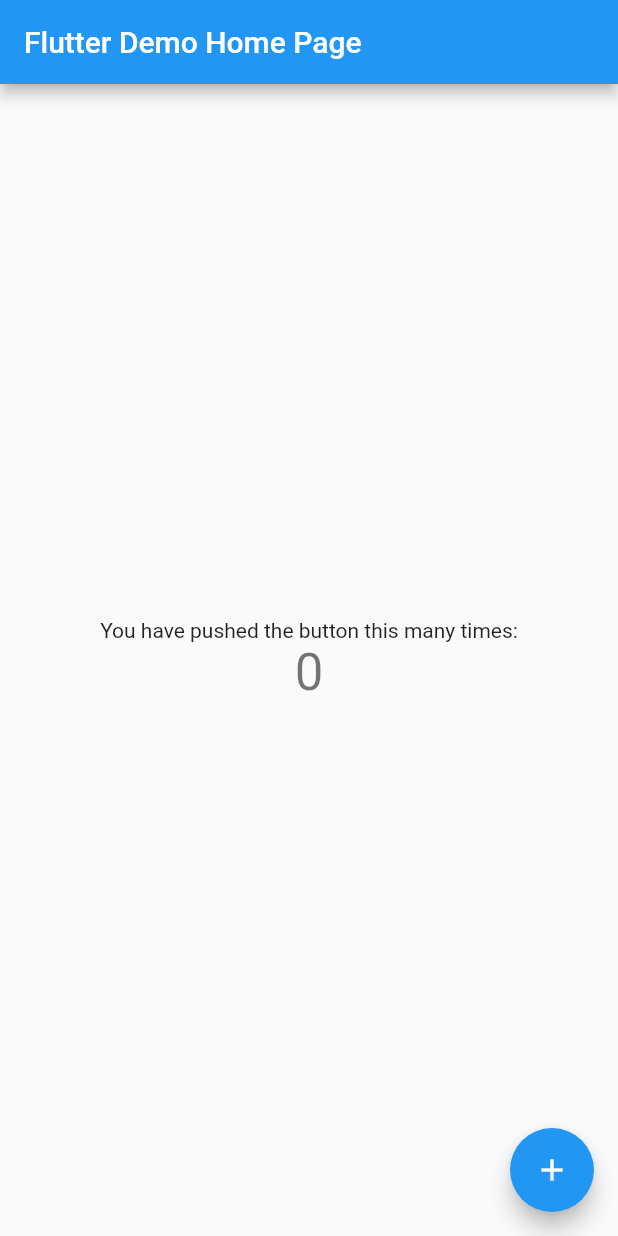
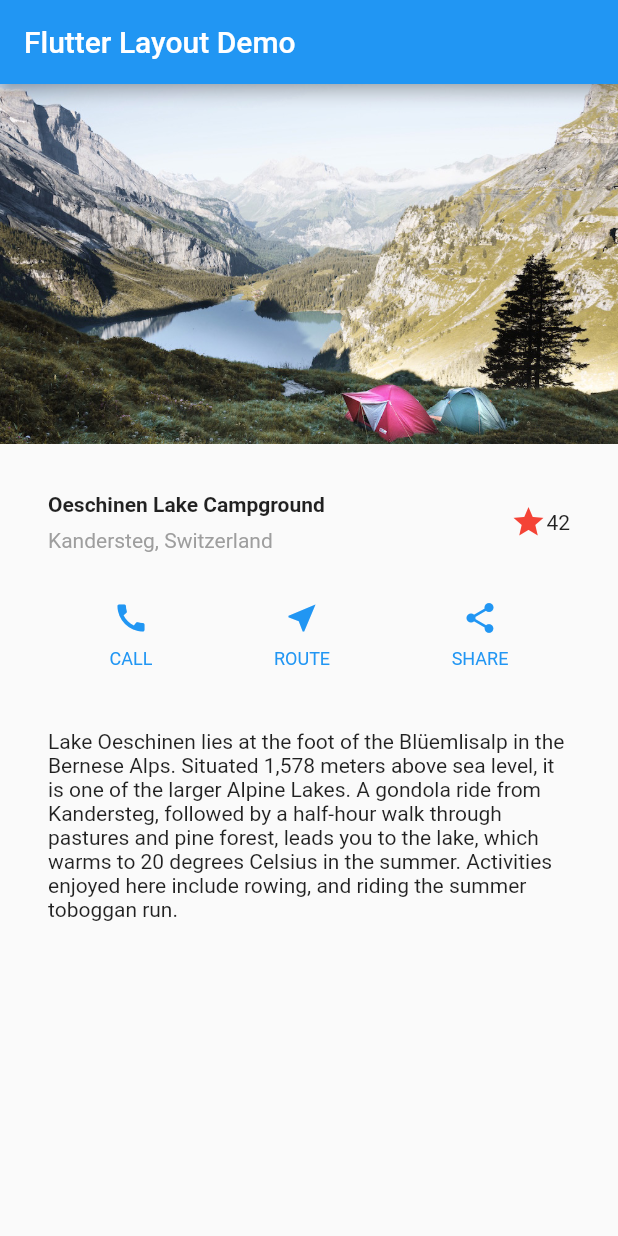
Before and after one commit to fractalwrench/fluttercampinglayout, a Flutter app: the screen it shows after launch, on a phone screen of 412 x 824 dp. Run offline on Flutter 3.47's test engine with Material 2 defaults, Android fonts, the phone set to English and light mode, and no system bars.

Commit message:
finish camping layout tutorial

```diff
--- a/lib/main.dart
+++ b/lib/main.dart
@@ -3,38 +3,20 @@ import 'package:flutter/material.dart';
 void main() => runApp(new MyApp());
 
 class MyApp extends StatelessWidget {
-  // This widget is the root of your application.
   @override
   Widget build(BuildContext context) {
     return new MaterialApp(
-      title: 'Flutter Demo',
+      title: 'Layout Demo',
       theme: new ThemeData(
-        // This is the theme of your application.
-        //
-        // Try running your application with "flutter run". You'll see the
-        // application has a blue toolbar. Then, without quitting the app, try
-        // changing the primarySwatch below to Colors.green and then invoke
-        // "hot reload" (press "r" in the console where you ran "flutter run",
-        // or press Run > Flutter Hot Reload in IntelliJ). Notice that the
-        // counter didn't reset back to zero; the application is not restarted.
         primarySwatch: Colors.blue,
       ),
-      home: new MyHomePage(title: 'Flutter Demo Home Page'),
+      home: new MyHomePage(title: 'Flutter Layout Demo'),
     );
   }
 }
 
 class MyHomePage extends StatefulWidget {
   MyHomePage({Key key, this.title}) : super(key: key);
-
-  // This widget is the home page of your application. It is stateful, meaning
-  // that it has a State object (defined below) that contains fields that affect
-  // how it looks.
-
-  // This class is the configuration for the state. It holds the values (in this
-  // case the title) provided by the parent (in this case the App widget) and
-  // used by the build method of the State. Fields in a Widget subclass are
-  // always marked "final".
 
   final String title;
 
@@ -43,67 +25,92 @@ class MyHomePage extends StatefulWidget {
 }
 
 class _MyHomePageState extends State<MyHomePage> {
-  int _counter = 0;
-
-  void _incrementCounter() {
-    setState(() {
-      // This call to setState tells the Flutter framework that something has
-      // changed in this State, which causes it to rerun the build method below
-      // so that the display can reflect the updated values. If we changed
-      // _counter without calling setState(), then the build method would not be
-      // called again, and so nothing would appear to happen.
-      _counter++;
-    });
-  }
-
   @override
   Widget build(BuildContext context) {
-    // This method is rerun every time setState is called, for instance as done
-    // by the _incrementCounter method above.
-    //
-    // The Flutter framework has been optimized to make rerunning build methods
-    // fast, so that you can just rebuild anything that needs updating rather
-    // than having to individually change instances of widgets.
+    Column buildColumn(IconData icon, String label) {
+      Color color = Theme.of(context).primaryColor;
+
+      return Column(
+        mainAxisSize: MainAxisSize.min,
+        mainAxisAlignment: MainAxisAlignment.center,
+        children: [
+          Icon(icon, color: color),
+          Container(
+            margin: EdgeInsets.all(8.0),
+            child: Text(
+              label,
+              style: TextStyle(
+                  color: color, fontSize: 12.0, fontWeight: FontWeight.w400),
+            ),
+          )
+        ],
+      );
+    }
+
+    Widget titleSection = Container(
+        padding: EdgeInsets.all(32.0),
+        child: Row(
+          children: [
+            Expanded(
+              child: Column(
+                crossAxisAlignment: CrossAxisAlignment.start,
+                children: [
+                  Container(
+                    padding: EdgeInsets.only(bottom: 8.0),
+                    child: Text(
+                      "Oeschinen Lake Campground",
+                      style: TextStyle(fontWeight: FontWeight.bold),
+                    ),
+                  ),
+                  Text(
+                    "Kandersteg, Switzerland",
+                    style: TextStyle(color: Colors.grey[500]),
+                  )
+                ],
+              ),
+            ),
+            Icon(
+              Icons.star,
+              color: Colors.red,
+            ),
+            Text("42")
+          ],
+        ));
+
+    Widget buttonSection = Container(
+      child: Row(mainAxisAlignment: MainAxisAlignment.spaceEvenly, children: [
+        buildColumn(Icons.call, "CALL"),
+        buildColumn(Icons.near_me, "ROUTE"),
+        buildColumn(Icons.share, "SHARE"),
+      ]),
+    );
+
+    Widget textSection = Container(
+      padding: EdgeInsets.all(32.0),
+      child: Text(
+        '''
+Lake Oeschinen lies at the foot of the Blüemlisalp in the Bernese Alps. Situated 1,578 meters above sea level, it is one of the larger Alpine Lakes. A gondola ride from Kandersteg, followed by a half-hour walk through pastures and pine forest, leads you to the lake, which warms to 20 degrees Celsius in the summer. Activities enjoyed here include rowing, and riding the summer toboggan run.
+        ''',
+        softWrap: true,
+      ),
+    );
+
     return new Scaffold(
       appBar: new AppBar(
-        // Here we take the value from the MyHomePage object that was created by
-        // the App.build method, and use it to set our appbar title.
         title: new Text(widget.title),
       ),
-      body: new Center(
-        // Center is a layout widget. It takes a single child and positions it
-        // in the middle of the parent.
-        child: new Column(
-          // Column is also layout widget. It takes a list of children and
-          // arranges them vertically. By default, it sizes itself to fit its
-          // children horizontally, and tries to be as tall as its parent.
-          //
-          // Invoke "debug paint" (press "p" in the console where you ran
-          // "flutter run", or select "Toggle Debug Paint" from the Flutter tool
-          // window in IntelliJ) to see the wireframe for each widget.
-          //
-          // Column has various properties to control how it sizes itself and
-          // how it positions its children. Here we use mainAxisAlignment to
-          // center the children vertically; the main axis here is the vertical
-          // axis because Columns are vertical (the cross axis would be
-          // horizontal).
-          mainAxisAlignment: MainAxisAlignment.center,
-          children: <Widget>[
-            new Text(
-              'You have pushed the button this many times:',
-            ),
-            new Text(
-              '$_counter',
-              style: Theme.of(context).textTheme.display1,
-            ),
-          ],
-        ),
+      body: new ListView(
+        children: <Widget>[
+          Image.asset(
+            "images/lake.jpg",
+            fit: BoxFit.cover,
+            height: 240.0,
+          ),
+          titleSection,
+          buttonSection,
+          textSection
+        ],
       ),
-      floatingActionButton: new FloatingActionButton(
-        onPressed: _incrementCounter,
-        tooltip: 'Increment',
-        child: new Icon(Icons.add),
-      ), // This trailing comma makes auto-formatting nicer for build methods.
     );
   }
 }
```
